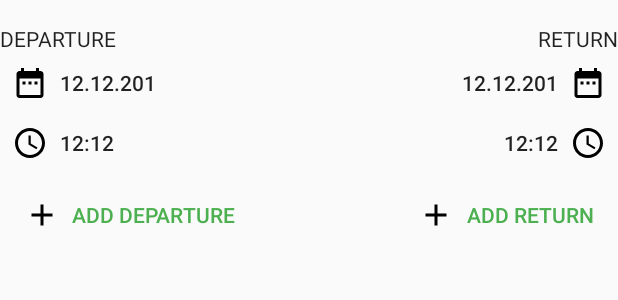
After one commit to carvaq/Capstone-Project, an Android app: the layout editor_dates_section.xml on its own in the app's theme, with its tools: preview values and no code run, on a phone screen of 412 x 824 dp. The commit adds this screen. Shown: the top 300 px of the screen. Run offline under Robolectric (Android 15) with nearby library versions, the phone set to English and light mode, and no system bars.

Commit message:
Added extras view needed for creation and editing of trips

```diff
--- /dev/null
+++ b/app/src/main/res/drawable/ic_add_colored.xml
@@ -0,0 +1,9 @@
+<vector xmlns:android="http://schemas.android.com/apk/res/android"
+        android:width="24dp"
+        android:height="24dp"
+        android:viewportWidth="24.0"
+        android:viewportHeight="24.0">
+	<path
+		android:fillColor="#FF000000"
+		android:pathData="M19,13h-6v6h-2v-6H5v-2h6V5h2v6h6v2z"/>
+</vector>
--- /dev/null
+++ b/app/src/main/res/drawable/ic_calendar.xml
@@ -0,0 +1,9 @@
+<vector xmlns:android="http://schemas.android.com/apk/res/android"
+        android:width="24dp"
+        android:height="24dp"
+        android:viewportWidth="24.0"
+        android:viewportHeight="24.0">
+	<path
+		android:fillColor="#FF000000"
+		android:pathData="M9,11L7,11v2h2v-2zM13,11h-2v2h2v-2zM17,11h-2v2h2v-2zM19,4h-1L18,2h-2v2L8,4L8,2L6,2v2L5,4c-1.11,0 -1.99,0.9 -1.99,2L3,20c0,1.1 0.89,2 2,2h14c1.1,0 2,-0.9 2,-2L21,6c0,-1.1 -0.9,-2 -2,-2zM19,20L5,20L5,9h14v11z"/>
+</vector>
--- /dev/null
+++ b/app/src/main/res/drawable/ic_clock.xml
@@ -0,0 +1,9 @@
+<vector xmlns:android="http://schemas.android.com/apk/res/android"
+        android:width="24dp"
+        android:height="24dp"
+        android:viewportWidth="24.0"
+        android:viewportHeight="24.0">
+	<path
+		android:fillColor="#FF000000"
+		android:pathData="M11.99,2C6.47,2 2,6.48 2,12s4.47,10 9.99,10C17.52,22 22,17.52 22,12S17.52,2 11.99,2zM12,20c-4.42,0 -8,-3.58 -8,-8s3.58,-8 8,-8 8,3.58 8,8 -3.58,8 -8,8zM12.5,7H11v6l5.25,3.15 0.75,-1.23 -4.5,-2.67z"/>
+</vector>
--- a/app/src/main/res/layout/activity_create_trip.xml
+++ b/app/src/main/res/layout/activity_editor.xml
@@ -21,6 +21,6 @@
 
 	</android.support.design.widget.AppBarLayout>
 
-	<include layout="@layout/content_create_trip"/>
+	<include layout="@layout/content_editor"/>
 
 </android.support.design.widget.CoordinatorLayout>
--- /dev/null
+++ b/app/src/main/res/layout/editor_dates_section.xml
@@ -0,0 +1,70 @@
+<?xml version="1.0" encoding="utf-8"?>
+<LinearLayout
+	xmlns:android="http://schemas.android.com/apk/res/android"
+	xmlns:tools="http://schemas.android.com/tools"
+	android:layout_width="match_parent"
+	android:layout_height="wrap_content"
+	android:baselineAligned="false"
+	android:orientation="horizontal">
+
+	<LinearLayout
+		android:layout_width="0dp"
+		android:layout_height="wrap_content"
+		android:layout_weight="1"
+		android:orientation="vertical">
+
+		<TextView
+			style="@style/AppTheme.Label"
+			android:text="@string/label_departure"/>
+
+		<TextView
+			android:id="@+id/departure_date"
+			style="@style/AppTheme.TextWithImage"
+			android:drawableStart="@drawable/ic_calendar"
+			tools:text="12.12.201"/>
+
+		<TextView
+			android:id="@+id/departure_time"
+			style="@style/AppTheme.TextWithImage"
+			android:drawableStart="@drawable/ic_clock"
+			tools:text="12:12"/>
+
+		<Button
+			android:id="@+id/departure_add"
+			style="@style/AppTheme.ButtonWithImage"
+			android:drawableStart="@drawable/ic_add_colored"
+			android:text="@string/btn_add_departure"/>
+
+	</LinearLayout>
+
+	<LinearLayout
+		android:layout_width="0dp"
+		android:layout_height="wrap_content"
+		android:layout_weight="1"
+		android:gravity="end"
+		android:orientation="vertical">
+
+		<TextView
+			style="@style/AppTheme.Label"
+			android:gravity="end"
+			android:text="@string/label_return"/>
+
+		<TextView
+			android:id="@+id/return_date"
+			style="@style/AppTheme.TextWithImage"
+			android:drawableEnd="@drawable/ic_calendar"
+			tools:text="12.12.201"/>
+
+		<TextView
+			android:id="@+id/return_time"
+			style="@style/AppTheme.TextWithImage"
+			android:drawableEnd="@drawable/ic_clock"
+			tools:text="12:12"/>
+
+		<Button
+			android:id="@+id/return_add"
+			style="@style/AppTheme.ButtonWithImage"
+			android:drawableStart="@drawable/ic_add_colored"
+			android:text="@string/btn_add_return"/>
+	</LinearLayout>
+</LinearLayout>
--- a/app/src/main/res/values/dimens.xml
+++ b/app/src/main/res/values/dimens.xml
@@ -4,4 +4,5 @@
 	<dimen name="widget_padding">8dp</dimen>
 	<dimen name="icon_size">24dp</dimen>
 	<dimen name="ideal_touch_size">48dp</dimen>
+	<dimen name="section_separator">16dp</dimen>
 </resources>
--- a/app/src/main/res/values/strings.xml
+++ b/app/src/main/res/values/strings.xml
@@ -13,4 +13,7 @@
 	<string name="btn_yes">Yes</string>
 	<string name="btn_no">No, keep it activated</string>
 	<string name="label_departure">Departure</string>
+	<string name="label_return">Return</string>
+	<string name="btn_add_departure">Add Departure</string>
+	<string name="btn_add_return">Add Return</string>
 </resources>
--- a/app/src/main/res/values/styles.xml
+++ b/app/src/main/res/values/styles.xml
@@ -24,4 +24,22 @@
 		<item name="android:drawablePadding">@dimen/widget_padding</item>
 	</style>
 
+
+	<style name="AppTheme.TextWithImage">
+		<item name="android:textAppearance">@style/TextAppearance.AppCompat.Body2</item>
+		<item name="android:layout_width">wrap_content</item>
+		<item name="android:layout_height">wrap_content</item>
+		<item name="android:drawablePadding">@dimen/widget_padding</item>
+		<item name="android:padding">@dimen/widget_padding</item>
+		<item name="android:gravity">center_vertical</item>
+	</style>
+
+	<style name="AppTheme.Label">
+		<item name="android:layout_marginTop">@dimen/section_separator</item>
+		<item name="android:textAllCaps">true</item>
+		<item name="android:textAppearance">@style/TextAppearance.AppCompat.Body1</item>
+		<item name="android:layout_width">wrap_content</item>
+		<item name="android:layout_height">wrap_content</item>
+	</style>
+
 </resources>
```
Also changed, not shown: app/src/main/java/com/cvv/birdsofonefeather/travelperfect/view/EditorActivity.java (+44 -7 lines), app/src/main/res/layout/content_create_trip.xml (deleted, +0 -80 lines), app/src/main/res/layout/content_editor.xml (added, +63 -0 lines).
